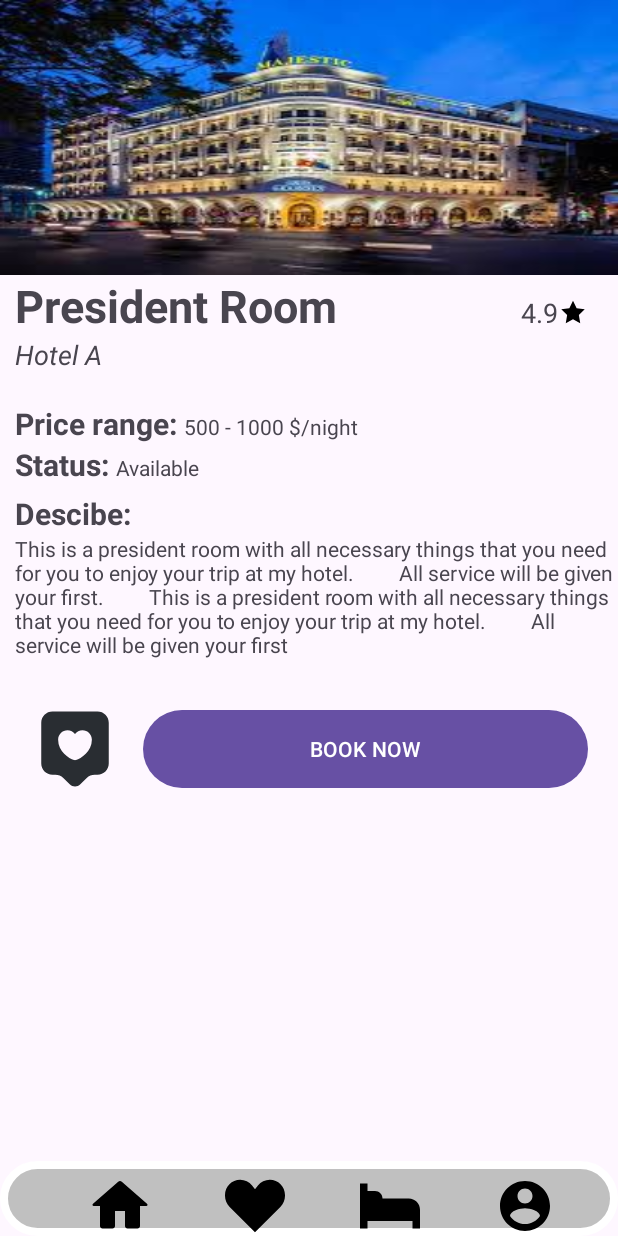
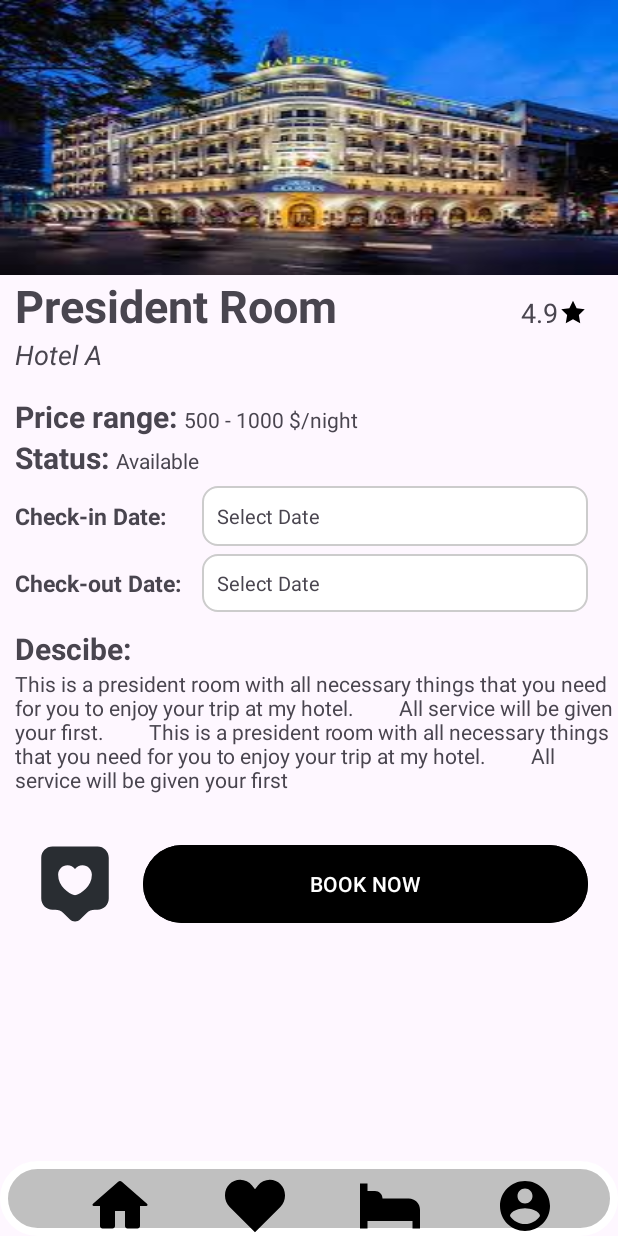
Before and after one commit to ttn-piw/booking_hotel_system, an Android app: the layout room_detail.xml on its own in the app's theme, with its tools: preview values and no code run, on a phone screen of 412 x 824 dp. Run offline under Robolectric (Android 15) with nearby library versions, the phone set to English and light mode, and no system bars; network calls fail.

Commit message:
Update home android

```diff
--- /dev/null
+++ b/android/app/src/main/res/drawable/rounded_edittext.xml
@@ -0,0 +1,12 @@
+<shape xmlns:android="http://schemas.android.com/apk/res/android">
+    <solid android:color="#FFFFFF" />
+    <stroke
+        android:width="1dp"
+        android:color="#CCCCCC" />
+    <corners android:radius="10dp" />
+    <padding
+        android:left="10dp"
+        android:top="5dp"
+        android:right="10dp"
+        android:bottom="5dp" />
+</shape>
--- a/android/app/src/main/res/layout/room_detail.xml
+++ b/android/app/src/main/res/layout/room_detail.xml
@@ -59,7 +59,7 @@
                 android:layout_width="match_parent"
                 android:layout_height="wrap_content"
                 android:orientation="vertical"
-                android:layout_marginTop="20dp"
+                android:layout_marginTop="15dp"
                 android:layout_marginLeft="10dp">
 
                 <LinearLayout
@@ -102,7 +102,83 @@
                         android:layout_height="wrap_content"
                         android:text="Available" />
                 </LinearLayout>
+
+                <LinearLayout
+                    android:layout_width="match_parent"
+                    android:layout_height="wrap_content"
+                    android:orientation="horizontal"
+                    android:layout_marginBottom="5dp"
+                    android:layout_marginRight="10dp">
+
+                    <LinearLayout
+                        android:layout_width="match_parent"
+                        android:layout_height="wrap_content"
+                        android:orientation="vertical"
+                        android:layout_marginTop="5dp"
+                        android:layout_marginRight="10dp">
+
+                        <LinearLayout
+                            android:layout_width="match_parent"
+                            android:layout_height="wrap_content"
+                            android:orientation="horizontal"
+                            android:gravity="center_vertical"
+                            android:layout_marginBottom="5dp">
+
+                            <TextView
+                                android:id="@+id/txtCheckInLabel"
+                                android:layout_width="wrap_content"
+                                android:layout_height="wrap_content"
+                                android:text="Check-in Date: "
+                                android:gravity="center"
+                                android:textSize="15sp"
+                                android:textStyle="bold" />
+
+                            <TextView
+                                android:id="@+id/txtCheckInDate"
+                                android:layout_width="match_parent"
+                                android:layout_height="40dp"
+                                android:layout_marginLeft="20dp"
+                                android:background="@drawable/rounded_edittext"
+                                android:clickable="true"
+                                android:focusable="true"
+                                android:gravity="center_vertical"
+                                android:padding="10dp"
+                                android:text="Select Date"
+                                android:textSize="13sp" />
+                        </LinearLayout>
+
+                        <LinearLayout
+                            android:layout_width="match_parent"
+                            android:layout_height="wrap_content"
+                            android:orientation="horizontal"
+                            android:gravity="center_vertical">
+
+                            <TextView
+                                android:id="@+id/txtCheckOutLabel"
+                                android:layout_width="wrap_content"
+                                android:layout_height="wrap_content"
+                                android:text="Check-out Date: "
+                                android:gravity="center"
+                                android:textSize="15sp"
+                                android:textStyle="bold" />
+
+                            <TextView
+                                android:id="@+id/txtCheckOutDate"
+                                android:layout_width="match_parent"
+                                android:layout_height="wrap_content"
+                                android:layout_marginLeft="10dp"
+                                android:background="@drawable/rounded_edittext"
+                                android:padding="10dp"
+                                android:text="Select Date"
+                                android:textSize="13sp"
+                                android:gravity="center_vertical"
+                                android:clickable="true"
+                                android:focusable="true" />
+                        </LinearLayout>
+                    </LinearLayout>
+                </LinearLayout>
             </LinearLayout>
+
             <LinearLayout
                 android:layout_width="match_parent"
                 android:layout_height="wrap_content"
@@ -139,9 +215,10 @@
                     app:srcCompat="@drawable/like_svgrepo_com" />
 
                 <Button
-                    android:id="@+id/btnAddList"
+                    android:id="@+id/btnBookingRD"
                     android:layout_width="match_parent"
                     android:layout_height="60dp"
+                    android:backgroundTint="@color/black"
                     android:layout_marginRight="20dp"
                     android:layout_weight="1"
                     android:text="BOOK NOW" />
--- a/bookinghotel_thymeleaf/bookinghotel/src/main/java/com/example/bookinghotel/services/PersonsService.java
+++ b/bookinghotel_thymeleaf/bookinghotel/src/main/java/com/example/bookinghotel/services/PersonsService.java
@@ -36,7 +36,7 @@ public class PersonsService {
 
     @Transactional
     public List<person> getPIDFromEmail(String email) {
-        String getPID = "SELECT p.PID, p.PName FROM person p JOIN Users u ON u.UID = p.users.UID WHERE u.UEmail = :email";
+        String getPID = "SELECT p.PID, p.PName, p.PAddress FROM person p JOIN Users u ON u.UID = p.users.UID WHERE u.UEmail = :email";
             return entityManager.createQuery(getPID)
                     .setParameter("email", email)
                     .getResultList();
```
Also changed, not shown: android/app/src/main/java/com/example/booking_listview/Mainpage.kt (+6 -1 lines), android/app/src/main/java/com/example/booking_listview/RoomDetail.kt (+44 -0 lines), android/app/src/main/java/com/example/booking_listview/adapter/RvRoomAdapter.kt (+14 -18 lines), android/app/src/main/res/layout/activity_payment.xml (+33 -7 lines), android/app/src/main/res/layout/recycleview_rooms.xml (+35 -51 lines), bookinghotel_thymeleaf/bookinghotel/src/main/java/com/example/bookinghotel/controllers/BookingsController.java (+8 -3 lines), bookinghotel_thymeleaf/bookinghotel/src/main/java/com/example/bookinghotel/models/booking.java (+24 -0 lines), bookinghotel_thymeleaf/bookinghotel/src/main/java/com/example/bookinghotel/services/BookingsService.java (+7 -3 lines), android/app/src/main/res/drawable/calendar.png (added), bookinghotel_thymeleaf/bookinghotel/src/main/resources/application.properties (line endings or trailing spaces), 1 other file.
